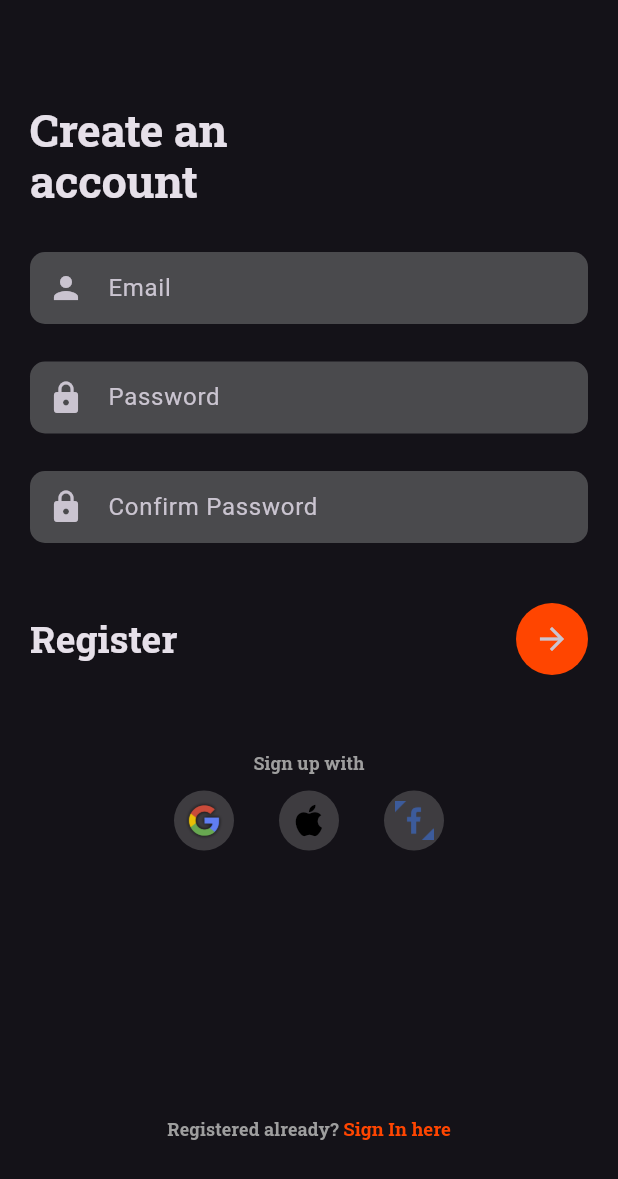
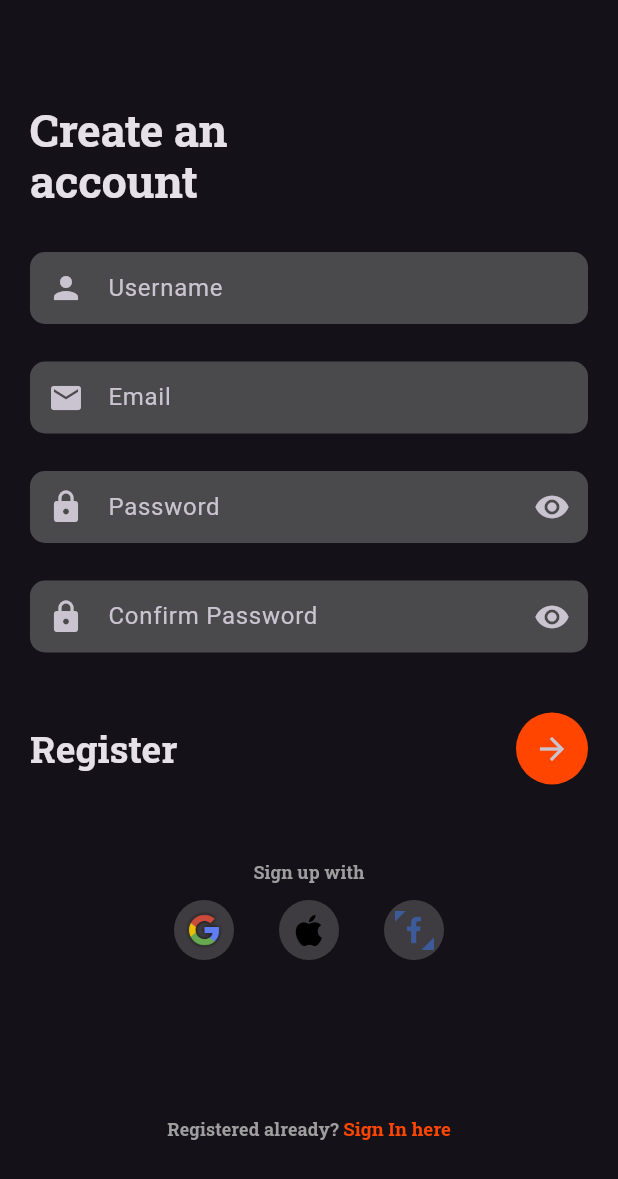
Before and after one commit to DevAdedoyin/weatherapp, a Flutter app: the RegisterScreen screen opened by its route, on a phone screen of 412 x 824 dp. Shown: the top 1179 px of the screen. Run offline on Flutter 3.47's test engine with Material 3 defaults, Android fonts, the phone set to English and light mode, and no system bars; our stand-ins replace email_validator, firebase_auth, firebase_core, flutter_dotenv, flutter_riverpod, font_awesome_flutter and 4 more; missing offline and left inert: flutter_login_facebook; accounts and stored records are empty.

```diff
--- a/lib/src/features/authentication/data/datasources/firebase_initialization.dart
+++ b/lib/src/features/authentication/data/datasources/firebase_initialization.dart
@@ -1,7 +1,9 @@
 import 'package:firebase_core/firebase_core.dart';
+import 'package:flutter/material.dart';
 
 class FirebaseInitialization {
   static Future<FirebaseApp> initializeFirebase() async {
+    WidgetsFlutterBinding.ensureInitialized();
     FirebaseApp firebaseApp = await Firebase.initializeApp();
     return firebaseApp;
   }
--- a/lib/src/features/authentication/presentation/register_form.dart
+++ b/lib/src/features/authentication/presentation/register_form.dart
@@ -5,6 +5,8 @@ import "package:weatherapp/src/constants/app_colors.dart";
 import "package:weatherapp/src/themes/custom_themes.dart";
 import "package:flutter_riverpod/flutter_riverpod.dart";
 import "package:google_fonts/google_fonts.dart";
+import "package:weatherapp/src/utils/auth_validators.dart";
+import "package:weatherapp/src/utils/iconbutton_provider.dart";
 
 class RegisterForm extends ConsumerStatefulWidget {
   const RegisterForm({super.key});
@@ -15,20 +17,37 @@ class RegisterForm extends ConsumerStatefulWidget {
 
 class _RegisterFormState extends ConsumerState<RegisterForm> {
   final _formKey = GlobalKey<FormState>();
-
+  final _usernameController = TextEditingController();
   final _emailController = TextEditingController();
   final _passwordController = TextEditingController();
   final _confirmPasswordController = TextEditingController();
+
   @override
   Widget build(BuildContext context) {
     // Size size = MediaQuery.of(context).size;
+    final isPasswordVisible = ref.watch(iconButtonProvider);
+    final isConfirmPasswordVisible = ref.watch(iconButtonProviderCP);
     TextTheme textTheme = Theme.of(context).textTheme;
-    return Container(
+    return SizedBox(
       child: Form(
         key: _formKey,
         child: Column(
           children: [
-            Container(
+            SizedBox(
+              child: TextFormField(
+                style: GoogleFonts.roboto(
+                    fontSize: 16, fontWeight: FontWeight.normal),
+                controller: _usernameController,
+                keyboardType: TextInputType.text,
+                textInputAction: TextInputAction.next,
+                autofocus: false,
+                validator: (username) => Validator.validateName(name: username),
+                decoration: darkThemeInputDecoration(
+                    'Username', const Icon(Icons.person)),
+              ),
+            ),
+            verticalGap(25),
+            SizedBox(
               child: TextFormField(
                 style: GoogleFonts.roboto(
                     fontSize: 16, fontWeight: FontWeight.normal),
@@ -36,24 +55,48 @@ class _RegisterFormState extends ConsumerState<RegisterForm> {
                 keyboardType: TextInputType.emailAddress,
                 textInputAction: TextInputAction.next,
                 autofocus: false,
-                validator: (email) {
-                  if (EmailValidator.validate(email!)) {
-                    return null;
-                  } else {
-                    return 'Please enter a valid email address';
-                  }
-                },
+                validator: (email) => Validator.validateEmail(email: email),
                 decoration:
-                    darkThemeInputDecoration('Email', const Icon(Icons.person)),
+                    darkThemeInputDecoration('Email', const Icon(Icons.email)),
               ),
             ),
             verticalGap(25),
-            Container(
+            SizedBox(
               child: TextFormField(
                 style: GoogleFonts.roboto(
                     fontSize: 16, fontWeight: FontWeight.normal),
                 controller: _passwordController,
+                textInputAction: TextInputAction.next,
+                autofocus: false,
+                obscureText: isPasswordVisible ? false : true,
+                validator: (password) =>
+                    Validator.validatePassword(password: password),
+                decoration: darkThemeInputDecoration(
+                  'Password',
+                  const Icon(Icons.lock),
+                  isPassword: true,
+                  passwordIcon: IconButton(
+                    onPressed: () {
+                      ref.read(iconButtonProvider.notifier).state =
+                          ref.read(iconButtonProvider.notifier).state
+                              ? false
+                              : true;
+                    },
+                    icon: Icon(isPasswordVisible
+                        ? Icons.visibility_off
+                        : Icons.visibility),
+                  ),
+                ),
+              ),
+            ),
+            verticalGap(25),
+            SizedBox(
+              child: TextFormField(
+                style: GoogleFonts.roboto(
+                    fontSize: 16, fontWeight: FontWeight.normal),
+                controller: _confirmPasswordController,
                 textInputAction: TextInputAction.done,
+                obscureText: isConfirmPasswordVisible ? false : true,
                 autofocus: false,
                 validator: (email) {
                   if (EmailValidator.validate(email!)) {
@@ -63,26 +106,21 @@ class _RegisterFormState extends ConsumerState<RegisterForm> {
                   }
                 },
                 decoration: darkThemeInputDecoration(
-                    'Password', const Icon(Icons.lock)),
-              ),
-            ),
-            verticalGap(25),
-            Container(
-              child: TextFormField(
-                style: GoogleFonts.roboto(
-                    fontSize: 16, fontWeight: FontWeight.normal),
-                controller: _confirmPasswordController,
-                textInputAction: TextInputAction.done,
-                autofocus: false,
-                validator: (email) {
-                  if (EmailValidator.validate(email!)) {
-                    return null;
-                  } else {
-                    return 'Please enter a valid email address';
-                  }
-                },
-                decoration: darkThemeInputDecoration(
-                    'Confirm Password', const Icon(Icons.lock)),
+                  'Confirm Password',
+                  const Icon(Icons.lock),
+                  isCPassword: true,
+                  passwordIcon: IconButton(
+                    onPressed: () {
+                      ref.read(iconButtonProviderCP.notifier).state =
+                          ref.read(iconButtonProviderCP.notifier).state
+                              ? false
+                              : true;
+                    },
+                    icon: Icon(isConfirmPasswordVisible
+                        ? Icons.visibility_off
+                        : Icons.visibility),
+                  ),
+                ),
               ),
             ),
             // verticalGap(5),
--- a/lib/src/themes/custom_themes.dart
+++ b/lib/src/themes/custom_themes.dart
@@ -2,13 +2,17 @@ import 'package:flutter/material.dart';
 import 'package:weatherapp/src/constants/app_colors.dart';
 
 // INPUT DECORATION DARK THEME
-InputDecoration darkThemeInputDecoration(String textHint, Widget icon) =>
+InputDecoration darkThemeInputDecoration(String textHint, Widget icon,
+        {bool? isPassword, bool? isCPassword, Widget? passwordIcon}) =>
     InputDecoration(
       hintText: textHint,
       // hintStyle:
       //     GoogleFonts.roboto(color: AppColors.inputFieldBG, fontSize: 10),
       fillColor: AppColors.inputBackGroundDT,
       filled: true,
+      suffixIcon: isPassword == true || isCPassword == true
+          ? passwordIcon
+          : const SizedBox(),
       prefixIcon: icon,
       border: const OutlineInputBorder(
           borderRadius: BorderRadius.all(
--- /dev/null
+++ b/lib/src/utils/iconbutton_provider.dart
@@ -0,0 +1,13 @@
+import 'package:flutter_riverpod/flutter_riverpod.dart';
+
+// This class is used to manage the state of the IconButton in the password
+// TextInputField
+final iconButtonProvider = StateProvider<bool>((ref) {
+  return false;
+});
+
+// This class is used to manage the state of the IconButton in the confirm password
+// TextInputField
+final iconButtonProviderCP = StateProvider<bool>((ref) {
+  return false;
+});
```
Also changed, not shown: lib/src/utils/auth_validators.dart (line endings or trailing spaces).
